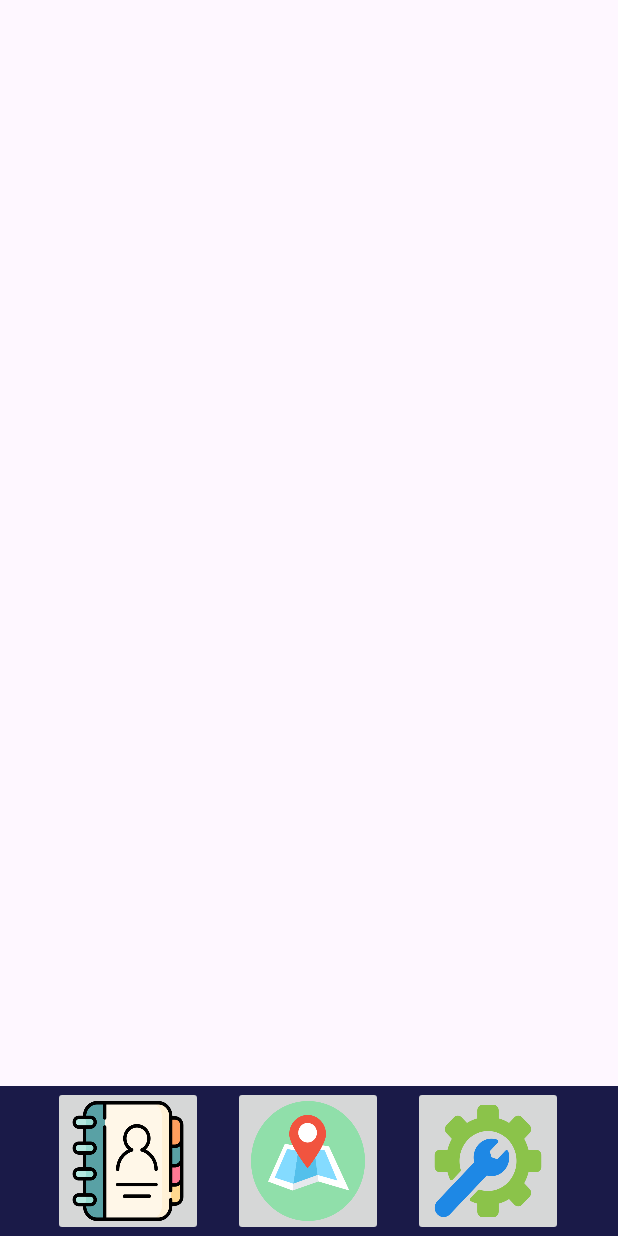
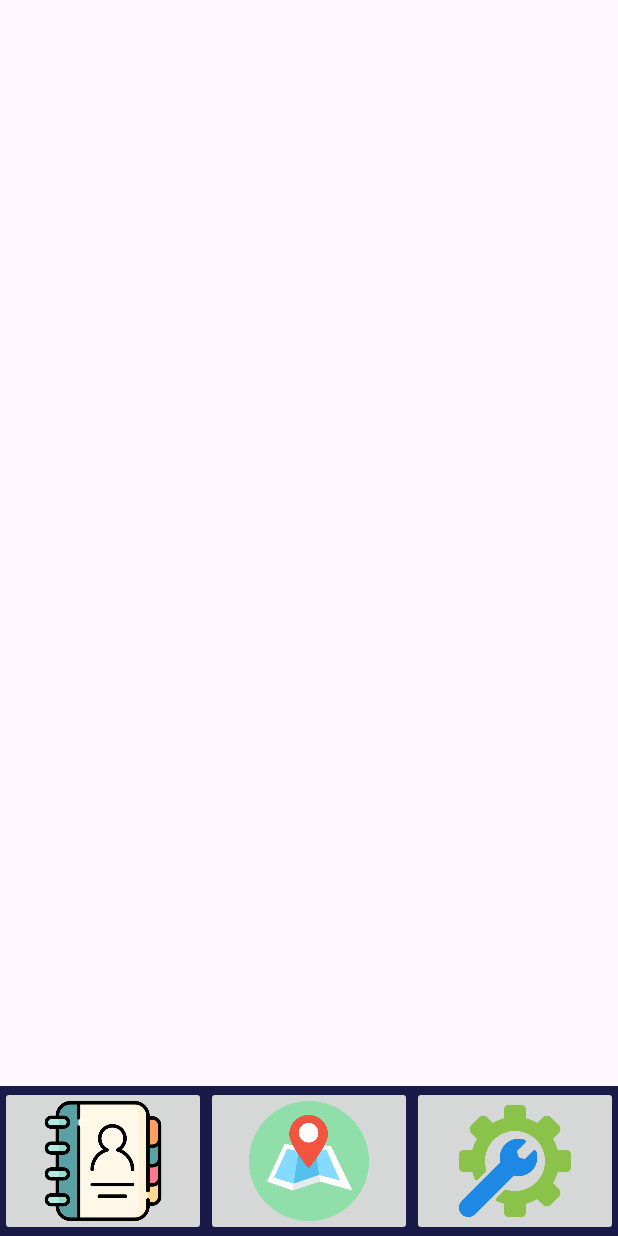
Before and after one commit to anhphan17/CIS4280ContactListProject, an Android app: the ContactSettingsActivity screen opened directly, with no data from a screen before it, on a phone screen of 412 x 824 dp. Run offline under Robolectric (Android 15) with nearby library versions, the phone set to English and light mode, and no system bars.

Commit message:
NavBar button minor edits

```diff
--- a/app/src/main/res/layout/activity_contact_settings.xml
+++ b/app/src/main/res/layout/activity_contact_settings.xml
@@ -8,51 +8,44 @@
     tools:context=".ContactSettingsActivity">
 
     <LinearLayout
-        android:layout_width="0dp"
+        android:id="@+id/linearLayout2"
+        android:layout_width="match_parent"
         android:layout_height="wrap_content"
         android:background="@color/navbar_background"
         android:orientation="horizontal"
+        android:gravity="center"
         app:layout_constraintBottom_toBottomOf="parent"
         app:layout_constraintEnd_toEndOf="parent"
         app:layout_constraintStart_toStartOf="parent">
 
         <ImageButton
             android:id="@+id/imageButtonList"
-            android:layout_width="100dp"
+            android:layout_width="0dp"
             android:layout_height="100dp"
-            android:layout_marginLeft="35dp"
-            android:layout_marginRight="10dp"
-            android:maxHeight="100dp"
+            android:layout_weight="1"
             android:adjustViewBounds="true"
             android:contentDescription="@string/button_to_display_a_list_of_contacts"
-            android:maxWidth="100dp"
-            android:scaleType="fitXY"
+            android:scaleType="fitCenter"
             app:srcCompat="@drawable/contactlisticon" />
 
         <ImageButton
             android:id="@+id/imageButtonMap"
-            android:layout_width="100dp"
+            android:layout_width="0dp"
             android:layout_height="100dp"
-            android:layout_marginLeft="10dp"
-            android:layout_marginRight="10dp"
-            android:maxHeight="100dp"
+            android:layout_weight="1"
             android:adjustViewBounds="true"
             android:contentDescription="@string/button_to_display_map"
-            android:maxWidth="100dp"
-            android:scaleType="fitXY"
+            android:scaleType="fitCenter"
             app:srcCompat="@drawable/mapicon" />
 
         <ImageButton
             android:id="@+id/imageButtonSettings"
-            android:layout_width="100dp"
+            android:layout_width="0dp"
             android:layout_height="100dp"
-            android:layout_marginLeft="10dp"
-            android:layout_marginRight="30dp"
-            android:maxHeight="100dp"
+            android:layout_weight="1"
             android:adjustViewBounds="true"
             android:contentDescription="@string/button_to_display_settings"
-            android:maxWidth="100dp"
-            android:scaleType="fitXY"
+            android:scaleType="fitCenter"
             app:srcCompat="@drawable/settingsicon" />
     </LinearLayout>
 
```
Also changed, not shown: app/src/main/res/layout/activity_contact_list.xml (+12 -19 lines), app/src/main/res/layout/activity_contact_map.xml (+12 -19 lines), app/src/main/res/layout/activity_main.xml (+6 -16 lines).
